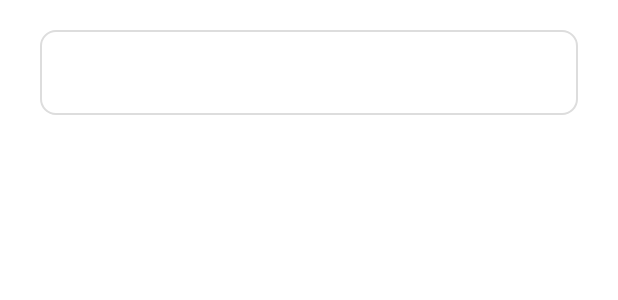
After one commit to AliGalip75/Todo_List, an Android app: the layout dialog_update_task.xml on its own in the app's theme, with its tools: preview values and no code run, on a phone screen of 412 x 824 dp. The commit adds this screen. Shown: the top 300 px of the screen. Run offline under Robolectric (Android 15) with nearby library versions, the phone set to English and light mode, and no system bars.

Commit message:
last commit

```diff
--- a/app/src/main/java/com/example/todo_list/MainActivity.java
+++ b/app/src/main/java/com/example/todo_list/MainActivity.java
@@ -1,11 +1,7 @@
 package com.example.todo_list;
 
-import static android.app.PendingIntent.getActivity;
-
 import android.os.Bundle;
-
 import com.google.android.material.bottomnavigation.BottomNavigationView;
-
 import androidx.appcompat.app.AppCompatActivity;
 import androidx.navigation.NavController;
 import androidx.navigation.NavOptions;
--- a/app/src/main/java/com/example/todo_list/data/TaskDao.java
+++ b/app/src/main/java/com/example/todo_list/data/TaskDao.java
@@ -5,9 +5,11 @@ import androidx.room.Dao;
 import androidx.room.Delete;
 import androidx.room.Insert;
 import androidx.room.Query;
+import androidx.room.Update;
 
 import java.util.List;
 
+// sql yazmadan veritabanı işlemlerini buradan yapıyoruz(bazı işlemler için sql yazmak gerekebiliyor)
 @Dao
 public interface TaskDao {
     @Delete
@@ -18,4 +20,7 @@ public interface TaskDao {
 
     @Query("SELECT * FROM task_table ORDER BY date DESC")
     LiveData<List<Task>> getAllTasks();
+
+    @Update
+    void update(Task task);
 }
--- a/app/src/main/java/com/example/todo_list/data/TaskDatabase.java
+++ b/app/src/main/java/com/example/todo_list/data/TaskDatabase.java
@@ -1,11 +1,9 @@
 package com.example.todo_list.data;
 
 import android.content.Context;
-
 import androidx.room.Database;
 import androidx.room.Room;
 import androidx.room.RoomDatabase;
-
 import java.util.concurrent.ExecutorService;
 import java.util.concurrent.Executors;
 
@@ -17,7 +15,7 @@ public abstract class TaskDatabase extends RoomDatabase {
     public abstract TaskDao taskDao();
 
     public static final ExecutorService databaseWriteExecutor =
-            Executors.newFixedThreadPool(2);
+            Executors.newFixedThreadPool(2); // 2 thread yeterli
 
     public static synchronized TaskDatabase getInstance(final Context context) {
         if (INSTANCE == null) {
--- a/app/src/main/java/com/example/todo_list/ui/home/HomeViewModel.java
+++ b/app/src/main/java/com/example/todo_list/ui/home/HomeViewModel.java
@@ -32,4 +32,8 @@ public class HomeViewModel extends AndroidViewModel {
         repository.deleteTask(task);
     }
 
+    public void updateTask(Task task) {
+        repository.update(task);  // Repository üzerinden güncelleme işlemi
+    }
+
 }
--- /dev/null
+++ b/app/src/main/res/drawable/dialog_rounded_corner.xml
@@ -0,0 +1,4 @@
+<shape xmlns:android="http://schemas.android.com/apk/res/android">
+    <solid android:color="@android:color/white" />
+    <corners android:radius="16dp" />
+</shape>
--- /dev/null
+++ b/app/src/main/res/layout/dialog_update_task.xml
@@ -0,0 +1,22 @@
+<?xml version="1.0" encoding="utf-8"?>
+<androidx.constraintlayout.widget.ConstraintLayout xmlns:android="http://schemas.android.com/apk/res/android"
+    xmlns:tools="http://schemas.android.com/tools"
+    android:layout_width="match_parent"
+    android:layout_height="match_parent"
+    xmlns:app="http://schemas.android.com/apk/res-auto">
+
+    <EditText
+        android:id="@+id/editTextTaskTitle"
+        android:layout_width="0dp"
+        android:layout_height="wrap_content"
+        app:layout_constraintWidth_percent="0.87"
+        android:inputType="text"
+        app:layout_constraintStart_toStartOf="parent"
+        app:layout_constraintEnd_toEndOf="parent"
+        app:layout_constraintTop_toTopOf="parent"
+        android:background="@drawable/rounded_edittext"
+        android:padding="16dp"
+        android:layout_marginTop="20dp"
+        tools:ignore="Autofill,LabelFor" />
+
+</androidx.constraintlayout.widget.ConstraintLayout>
--- a/app/src/main/res/layout/item_task.xml
+++ b/app/src/main/res/layout/item_task.xml
@@ -22,7 +22,7 @@
             android:text="Görev Başlığı"
             android:textSize="18sp"
             android:layout_marginEnd="10dp"
-            app:layout_constraintEnd_toStartOf="@+id/imageButton2"
+            app:layout_constraintEnd_toStartOf="@+id/editBtn"
             app:layout_constraintTop_toTopOf="parent"
             app:layout_constraintWidth_percent="0.65" />
 
@@ -48,7 +48,7 @@
             app:layout_constraintEnd_toEndOf="parent" />
 
         <ImageButton
-            android:id="@+id/imageButton2"
+            android:id="@+id/editBtn"
             android:layout_width="30dp"
             android:layout_height="30dp"
             android:layout_marginEnd="5dp"
```
Also changed, not shown: app/src/main/java/com/example/todo_list/data/TaskRepository.java (+7 -3 lines), app/src/main/java/com/example/todo_list/ui/calendar/TaskBottomSheetFragment.java (+2 -5 lines), app/src/main/java/com/example/todo_list/ui/home/HomeFragment.java (+45 -6 lines), app/src/main/java/com/example/todo_list/ui/home/TaskAdapter.java (+16 -1 lines), app/src/main/res/values/colors.xml (+12 -1 lines), app/src/main/res/values/styles.xml (added, +8 -0 lines).
